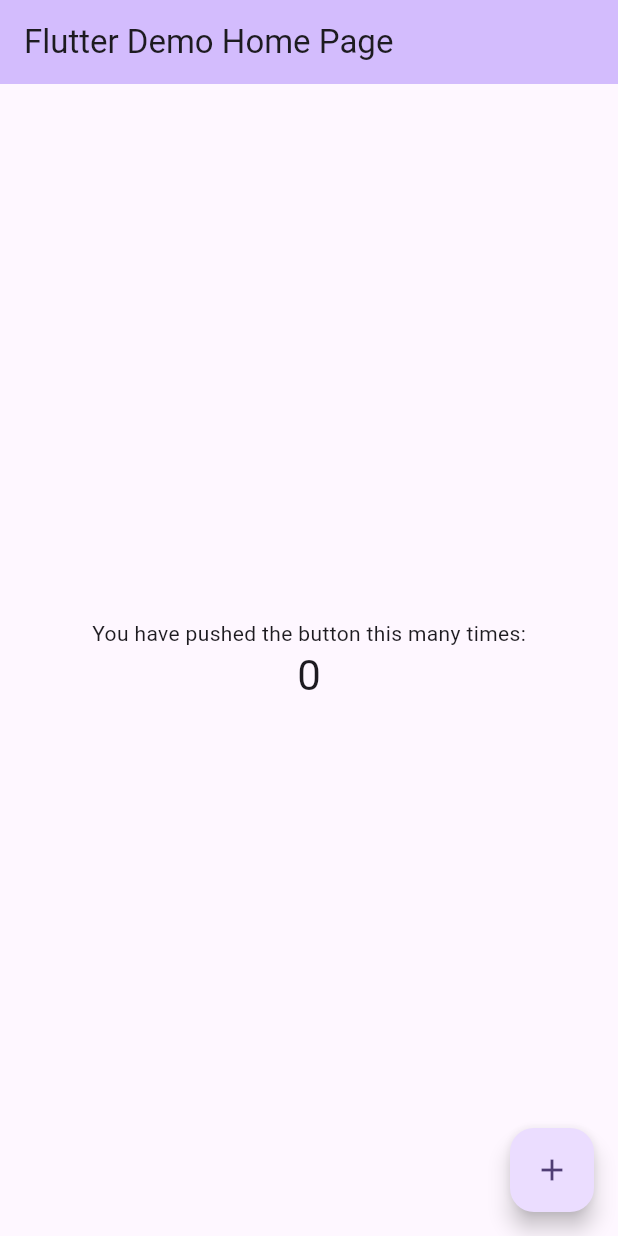
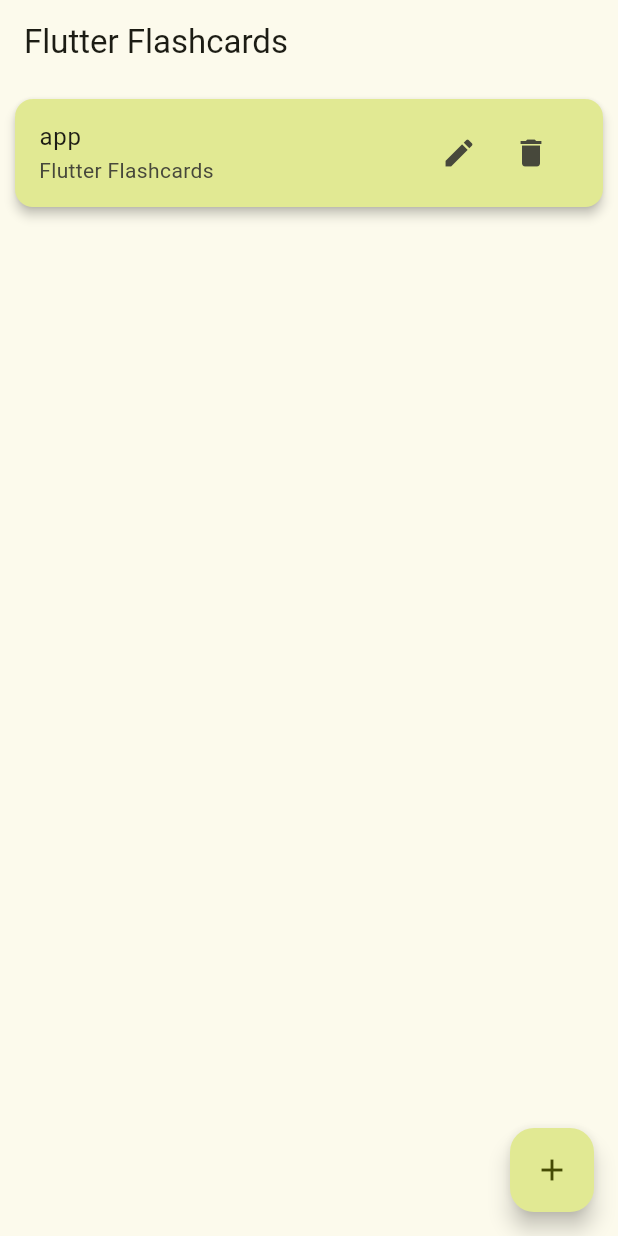
Before and after one commit to LaurensDM/Flutter-flashcards, a Flutter app: the screen it shows after launch, on a phone screen of 412 x 824 dp. Run offline on Flutter 3.47's test engine with Material 2 defaults, Android fonts, the phone set to English and light mode, and no system bars; our stand-ins replace hive_flutter; accounts and stored records are empty.

Commit message:
Adding Hive and creating homepage

```diff
--- a/lib/main.dart
+++ b/lib/main.dart
@@ -1,6 +1,13 @@
 import 'package:flutter/material.dart';
+import 'package:hive_flutter/adapters.dart';
+import 'package:flutter_flashcards/screens/HomePage.dart';
 
-void main() {
+void main() async {
+  await Hive.initFlutter();
+  await Hive.openBox('cards_box');
+  await Hive.box('cards_box').clear();
+  await Hive.box('cards_box')
+      .add({'name': 'app', 'answer': 'Flutter Flashcards'});
   runApp(const MyApp());
 }
 
@@ -11,115 +18,12 @@ class MyApp extends StatelessWidget {
   @override
   Widget build(BuildContext context) {
     return MaterialApp(
-      title: 'Flutter Demo',
+      title: 'Flutter Flashcards',
       theme: ThemeData(
-        // This is the theme of your application.
-        //
-        // TRY THIS: Try running your application with "flutter run". You'll see
-        // the application has a blue toolbar. Then, without quitting the app,
-        // try changing the seedColor in the colorScheme below to Colors.green
-        // and then invoke "hot reload" (save your changes or press the "hot
-        // reload" button in a Flutter-supported IDE, or press "r" if you used
-        // the command line to start the app).
-        //
-        // Notice that the counter didn't reset back to zero; the application
-        // state is not lost during the reload. To reset the state, use hot
-        // restart instead.
-        //
-        // This works for code too, not just values: Most code changes can be
-        // tested with just a hot reload.
-        colorScheme: ColorScheme.fromSeed(seedColor: Colors.deepPurple),
+        colorScheme: ColorScheme.fromSeed(seedColor: Colors.limeAccent),
         useMaterial3: true,
       ),
-      home: const MyHomePage(title: 'Flutter Demo Home Page'),
+      home: const MyHomePage(),
     );
   }
 }
-
-class MyHomePage extends StatefulWidget {
-  const MyHomePage({super.key, required this.title});
-
-  // This widget is the home page of your application. It is stateful, meaning
-  // that it has a State object (defined below) that contains fields that affect
-  // how it looks.
-
-  // This class is the configuration for the state. It holds the values (in this
-  // case the title) provided by the parent (in this case the App widget) and
-  // used by the build method of the State. Fields in a Widget subclass are
-  // always marked "final".
-
-  final String title;
-
-  @override
-  State<MyHomePage> createState() => _MyHomePageState();
-}
-
-class _MyHomePageState extends State<MyHomePage> {
-  int _counter = 0;
-
-  void _incrementCounter() {
-    setState(() {
-      // This call to setState tells the Flutter framework that something has
-      // changed in this State, which causes it to rerun the build method below
-      // so that the display can reflect the updated values. If we changed
-      // _counter without calling setState(), then the build method would not be
-      // called again, and so nothing would appear to happen.
-      _counter++;
-    });
-  }
-
-  @override
-  Widget build(BuildContext context) {
-    // This method is rerun every time setState is called, for instance as done
-    // by the _incrementCounter method above.
-    //
-    // The Flutter framework has been optimized to make rerunning build methods
-    // fast, so that you can just rebuild anything that needs updating rather
-    // than having to individually change instances of widgets.
-    return Scaffold(
-      appBar: AppBar(
-        // TRY THIS: Try changing the color here to a specific color (to
-        // Colors.amber, perhaps?) and trigger a hot reload to see the AppBar
-        // change color while the other colors stay the same.
-        backgroundColor: Theme.of(context).colorScheme.inversePrimary,
-        // Here we take the value from the MyHomePage object that was created by
-        // the App.build method, and use it to set our appbar title.
-        title: Text(widget.title),
-      ),
-      body: Center(
-        // Center is a layout widget. It takes a single child and positions it
-        // in the middle of the parent.
-        child: Column(
-          // Column is also a layout widget. It takes a list of children and
-          // arranges them vertically. By default, it sizes itself to fit its
-          // children horizontally, and tries to be as tall as its parent.
-          //
-          // Column has various properties to control how it sizes itself and
-          // how it positions its children. Here we use mainAxisAlignment to
-          // center the children vertically; the main axis here is the vertical
-          // axis because Columns are vertical (the cross axis would be
-          // horizontal).
-          //
-          // TRY THIS: Invoke "debug painting" (choose the "Toggle Debug Paint"
-          // action in the IDE, or press "p" in the console), to see the
-          // wireframe for each widget.
-          mainAxisAlignment: MainAxisAlignment.center,
-          children: <Widget>[
-            const Text(
-              'You have pushed the button this many times:',
-            ),
-            Text(
-              '$_counter',
-              style: Theme.of(context).textTheme.headlineMedium,
-            ),
-          ],
-        ),
-      ),
-      floatingActionButton: FloatingActionButton(
-        onPressed: _incrementCounter,
-        tooltip: 'Increment',
-        child: const Icon(Icons.add),
-      ), // This trailing comma makes auto-formatting nicer for build methods.
-    );
-  }
-}
--- /dev/null
+++ b/lib/screens/HomePage.dart
@@ -0,0 +1,183 @@
+// ignore_for_file: file_names
+
+import 'package:flutter/material.dart';
+import 'package:hive_flutter/hive_flutter.dart';
+
+class MyHomePage extends StatefulWidget {
+  const MyHomePage({Key? key}) : super(key: key);
+
+  @override
+  State<MyHomePage> createState() => _MyHomePageState();
+}
+
+class _MyHomePageState extends State<MyHomePage> {
+  List<Map<String, dynamic>> items = [];
+
+  final cards = Hive.box('cards_box');
+
+  @override
+  void initState() {
+    super.initState();
+    refreshItems(); // Load data when app starts
+  }
+
+  void refreshItems() {
+    final data = cards.keys.map((key) {
+      final value = cards.get(key);
+      return {"key": key, "name": value["name"], "answer": value['answer']};
+    }).toList();
+
+    setState(() {
+      items = data.reversed.toList();
+    });
+  }
+
+  Future<void> createItem(Map<String, dynamic> newItem) async {
+    await cards.add(newItem);
+    refreshItems();
+  }
+
+  Map<String, dynamic> readItem(int key) {
+    final item = cards.get(key);
+    return item;
+  }
+
+  Future<void> updateItem(int key, Map<String, dynamic> value) async {
+    await cards.put(key, value);
+    refreshItems();
+  }
+
+  Future<void> deleteItem(int key) async {
+    await cards.delete(key);
+    refreshItems();
+
+    if (!mounted) return;
+    ScaffoldMessenger.of(context).showSnackBar(const SnackBar(
+      content: Text('A card has been deleted.'),
+    ));
+  }
+
+  final TextEditingController nameController = TextEditingController();
+  final TextEditingController answerController = TextEditingController();
+
+  void showForm(BuildContext context, int? itemKey) async {
+    if (itemKey != null) {
+      final existingCard =
+          items.firstWhere((element) => element['key'] == itemKey);
+      nameController.text = existingCard['name'];
+      answerController.text = existingCard['answer'];
+    }
+
+    showModalBottomSheet(
+        context: context,
+        elevation: 5,
+        isScrollControlled: true,
+        builder: (_) => Container(
+              padding: EdgeInsets.only(
+                  bottom: MediaQuery.of(context).viewInsets.bottom,
+                  top: 15,
+                  left: 15,
+                  right: 15),
+              child: Column(
+                mainAxisSize: MainAxisSize.min,
+                crossAxisAlignment: CrossAxisAlignment.end,
+                children: [
+                  TextField(
+                    controller: nameController,
+                    decoration: const InputDecoration(hintText: 'Name'),
+                  ),
+                  const SizedBox(
+                    height: 10,
+                  ),
+                  TextField(
+                    controller: answerController,
+                    keyboardType: TextInputType.number,
+                    decoration: const InputDecoration(hintText: 'Answer'),
+                  ),
+                  const SizedBox(
+                    height: 20,
+                  ),
+                  ElevatedButton(
+                    onPressed: () async {
+                      // Save new item
+                      if (itemKey == null) {
+                        createItem({
+                          "name": nameController.text,
+                          "answer": answerController.text
+                        });
+                      }
+
+                      // update an existing item
+                      if (itemKey != null) {
+                        updateItem(itemKey, {
+                          'name': nameController.text.trim(),
+                          'answer': answerController.text.trim()
+                        });
+                      }
+
+                      // Clear the text fields
+                      nameController.text = '';
+                      answerController.text = '';
+
+                      Navigator.of(context).pop(); // Close the bottom sheet
+                    },
+                    child: Text(itemKey == null ? 'Create New' : 'Update'),
+                  ),
+                  const SizedBox(
+                    height: 15,
+                  )
+                ],
+              ),
+            ));
+  }
+
+  @override
+  Widget build(BuildContext context) {
+    return Scaffold(
+      appBar: AppBar(
+        title: const Text('Flutter Flashcards'),
+      ),
+      body: items.isEmpty
+          ? const Center(
+              child: Text(
+                'No Data',
+                style: TextStyle(fontSize: 30),
+              ),
+            )
+          : ListView.builder(
+              // the list of items
+              itemCount: items.length,
+              itemBuilder: (_, index) {
+                final currentItem = items[index];
+                return Card(
+                  color: Theme.of(context).colorScheme.primaryContainer,
+                  margin: const EdgeInsets.all(10),
+                  elevation: 3,
+                  child: ListTile(
+                      title: Text(currentItem['name']),
+                      subtitle: Text(currentItem['answer'].toString()),
+                      trailing: Row(
+                        mainAxisSize: MainAxisSize.min,
+                        children: [
+                          // Edit button
+                          IconButton(
+                              icon: const Icon(Icons.edit),
+                              onPressed: () =>
+                                  showForm(context, currentItem['key'])),
+                          // Delete button
+                          IconButton(
+                            icon: const Icon(Icons.delete),
+                            onPressed: () => deleteItem(currentItem['key']),
+                          ),
+                        ],
+                      )),
+                );
+              }),
+      // Add new item button
+      floatingActionButton: FloatingActionButton(
+        onPressed: () => showForm(context, null),
+        child: const Icon(Icons.add),
+      ),
+    );
+  }
+}
--- a/pubspec.yaml
+++ b/pubspec.yaml
@@ -1,4 +1,4 @@
-name: f
+name: flutter_flashcards
 description: A new Flutter project.
 # The following line prevents the package from being accidentally published to
 # pub.dev using `flutter pub publish`. This is preferred for private packages.
@@ -35,6 +35,8 @@ dependencies:
   # The following adds the Cupertino Icons font to your application.
   # Use with the CupertinoIcons class for iOS style icons.
   cupertino_icons: ^1.0.2
+  hive: ^2.2.3
+  hive_flutter: ^1.1.0
 
 dev_dependencies:
   flutter_test:
```
Also changed, not shown: pubspec.lock, 3 other files.
